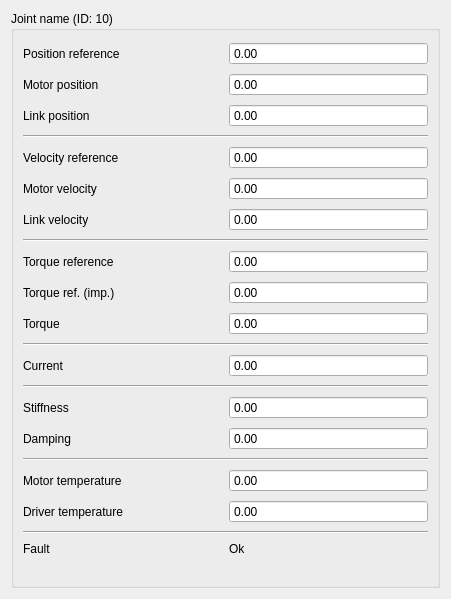
Above: src/joint_state_gui/joint_state_widget.ui from ADVRHumanoids/robot_monitoring before the change. Below: the same form after it.
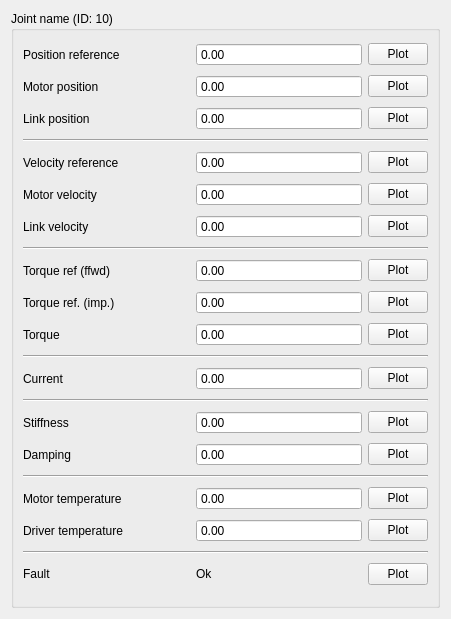
That is the form after the change.

```diff
--- a/src/joint_state_gui/joint_state_widget.ui
+++ b/src/joint_state_gui/joint_state_widget.ui
@@ -7,7 +7,7 @@
     <x>0</x>
     <y>0</y>
     <width>451</width>
-    <height>599</height>
+    <height>619</height>
    </rect>
   </property>
   <property name="windowTitle">
@@ -48,6 +48,40 @@
           </property>
          </widget>
         </item>
+        <item>
+         <widget class="QPushButton" name="plotPosRef">
+          <property name="enabled">
+           <bool>true</bool>
+          </property>
+          <property name="sizePolicy">
+           <sizepolicy hsizetype="Fixed" vsizetype="Fixed">
+            <horstretch>0</horstretch>
+            <verstretch>0</verstretch>
+           </sizepolicy>
+          </property>
+          <property name="minimumSize">
+           <size>
+            <width>20</width>
+            <height>0</height>
+           </size>
+          </property>
+          <property name="maximumSize">
+           <size>
+            <width>60</width>
+            <height>16777215</height>
+           </size>
+          </property>
+          <property name="baseSize">
+           <size>
+            <width>20</width>
+            <height>0</height>
+           </size>
+          </property>
+          <property name="text">
+           <string>Plot</string>
+          </property>
+         </widget>
+        </item>
        </layout>
       </item>
       <item>
@@ -69,6 +103,40 @@
           </property>
          </widget>
         </item>
+        <item>
+         <widget class="QPushButton" name="plotMotorPos">
+          <property name="enabled">
+           <bool>true</bool>
+          </property>
+          <property name="sizePolicy">
+           <sizepolicy hsizetype="Fixed" vsizetype="Fixed">
+            <horstretch>0</horstretch>
+            <verstretch>0</verstretch>
+           </sizepolicy>
+          </property>
+          <property name="minimumSize">
+           <size>
+            <width>20</width>
+            <height>0</height>
+           </size>
+          </property>
+          <property name="maximumSize">
+           <size>
+            <width>60</width>
+            <height>16777215</height>
+           </size>
+          </property>
+          <property name="baseSize">
+           <size>
+            <width>20</width>
+            <height>0</height>
+           </size>
+          </property>
+          <property name="text">
+           <string>Plot</string>
+          </property>
+         </widget>
+        </item>
        </layout>
       </item>
       <item>
@@ -90,6 +158,40 @@
           </property>
          </widget>
         </item>
+        <item>
+         <widget class="QPushButton" name="plotLinkPos">
+          <property name="enabled">
+           <bool>true</bool>
+          </property>
+          <property name="sizePolicy">
+           <sizepolicy hsizetype="Fixed" vsizetype="Fixed">
+            <horstretch>0</horstretch>
+            <verstretch>0</verstretch>
+           </sizepolicy>
+          </property>
+          <property name="minimumSize">
+           <size>
+            <width>20</width>
+            <height>0</height>
+           </size>
+          </property>
+          <property name="maximumSize">
+           <size>
+            <width>60</width>
+            <height>16777215</height>
+           </size>
+          </property>
+          <property name="baseSize">
+           <size>
+            <width>20</width>
+            <height>0</height>
+           </size>
+          </property>
+          <property name="text">
+           <string>Plot</string>
+          </property>
+         </widget>
+        </item>
        </layout>
       </item>
       <item>
@@ -118,6 +220,40 @@
           </property>
          </widget>
         </item>
+        <item>
+         <widget class="QPushButton" name="plotVelRef">
+          <property name="enabled">
+           <bool>true</bool>
+          </property>
+          <property name="sizePolicy">
+           <sizepolicy hsizetype="Fixed" vsizetype="Fixed">
+            <horstretch>0</horstretch>
+            <verstretch>0</verstretch>
+           </sizepolicy>
+          </property>
+          <property name="minimumSize">
+           <size>
+            <width>20</width>
+            <height>0</height>
+           </size>
+          </property>
+          <property name="maximumSize">
+           <size>
+            <width>60</width>
+            <height>16777215</height>
+           </size>
+          </property>
+          <property name="baseSize">
+           <size>
+            <width>20</width>
+            <height>0</height>
+           </size>
+          </property>
+          <property name="text">
+           <string>Plot</string>
+          </property>
+         </widget>
+        </item>
        </layout>
       </item>
       <item>
@@ -139,6 +275,40 @@
           </property>
          </widget>
         </item>
+        <item>
+         <widget class="QPushButton" name="plotMotorVel">
+          <property name="enabled">
+           <bool>true</bool>
+          </property>
+          <property name="sizePolicy">
+           <sizepolicy hsizetype="Fixed" vsizetype="Fixed">
+            <horstretch>0</horstretch>
+            <verstretch>0</verstretch>
+           </sizepolicy>
+          </property>
+          <property name="minimumSize">
+           <size>
+            <width>20</width>
+            <height>0</height>
+           </size>
+          </property>
+          <property name="maximumSize">
+           <size>
+            <width>60</width>
+            <height>16777215</height>
+           </size>
+          </property>
+          <property name="baseSize">
+           <size>
+            <width>20</width>
+            <height>0</height>
+           </size>
+          </property>
+          <property name="text">
+           <string>Plot</string>
+          </property>
+         </widget>
+        </item>
        </layout>
       </item>
       <item>
@@ -160,6 +330,40 @@
           </property>
          </widget>
         </item>
+        <item>
+         <widget class="QPushButton" name="plotLinkVel">
+          <property name="enabled">
+           <bool>true</bool>
+          </property>
+          <property name="sizePolicy">
+           <sizepolicy hsizetype="Fixed" vsizetype="Fixed">
+            <horstretch>0</horstretch>
+            <verstretch>0</verstretch>
+           </sizepolicy>
+          </property>
+          <property name="minimumSize">
+           <size>
+            <width>20</width>
+            <height>0</height>
+           </size>
+          </property>
+          <property name="maximumSize">
+           <size>
+            <width>60</width>
+            <height>16777215</height>
+           </size>
+          </property>
+          <property name="baseSize">
+           <size>
+            <width>20</width>
+            <height>0</height>
+           </size>
+          </property>
+          <property name="text">
+           <string>Plot</string>
+          </property>
+         </widget>
+        </item>
        </layout>
       </item>
       <item>
@@ -174,7 +378,7 @@
         <item>
          <widget class="QLabel" name="label_9">
           <property name="text">
-           <string>Torque reference</string>
+           <string>Torque ref (ffwd)</string>
           </property>
          </widget>
         </item>
@@ -188,6 +392,40 @@
           </property>
          </widget>
         </item>
+        <item>
+         <widget class="QPushButton" name="plotTauFfwd">
+          <property name="enabled">
+           <bool>true</bool>
+          </property>
+          <property name="sizePolicy">
+           <sizepolicy hsizetype="Fixed" vsizetype="Fixed">
+            <horstretch>0</horstretch>
+            <verstretch>0</verstretch>
+           </sizepolicy>
+          </property>
+          <property name="minimumSize">
+           <size>
+            <width>20</width>
+            <height>0</height>
+           </size>
+          </property>
+          <property name="maximumSize">
+           <size>
+            <width>60</width>
+            <height>16777215</height>
+           </size>
+          </property>
+          <property name="baseSize">
+           <size>
+            <width>20</width>
+            <height>0</height>
+           </size>
+          </property>
+          <property name="text">
+           <string>Plot</string>
+          </property>
+         </widget>
+        </item>
        </layout>
       </item>
       <item>
@@ -209,6 +447,40 @@
           </property>
          </widget>
         </item>
+        <item>
+         <widget class="QPushButton" name="plotTauImp">
+          <property name="enabled">
+           <bool>true</bool>
+          </property>
+          <property name="sizePolicy">
+           <sizepolicy hsizetype="Fixed" vsizetype="Fixed">
+            <horstretch>0</horstretch>
+            <verstretch>0</verstretch>
+           </sizepolicy>
+          </property>
+          <property name="minimumSize">
+           <size>
+            <width>20</width>
+            <height>0</height>
+           </size>
+          </property>
+          <property name="maximumSize">
+           <size>
+            <width>60</width>
+            <height>16777215</height>
+           </size>
+          </property>
+          <property name="baseSize">
+           <size>
+            <width>20</width>
+            <height>0</height>
+           </size>
+          </property>
+          <property name="text">
+           <string>Plot</string>
+          </property>
+         </widget>
+        </item>
        </layout>
       </item>
       <item>
@@ -230,6 +502,40 @@
           </property>
          </widget>
         </item>
+        <item>
+         <widget class="QPushButton" name="plotTau">
+          <property name="enabled">
+           <bool>true</bool>
+          </property>
+          <property name="sizePolicy">
+           <sizepolicy hsizetype="Fixed" vsizetype="Fixed">
+            <horstretch>0</horstretch>
+            <verstretch>0</verstretch>
+           </sizepolicy>
+          </property>
+          <property name="minimumSize">
+           <size>
+            <width>20</width>
+            <height>0</height>
+           </size>
+          </property>
+          <property name="maximumSize">
+           <size>
+            <width>60</width>
+            <height>16777215</height>
+           </size>
+          </property>
+          <property name="baseSize">
+           <size>
+            <width>20</width>
+            <height>0</height>
+           </size>
+          </property>
+          <property name="text">
+           <string>Plot</string>
+          </property>
+         </widget>
+        </item>
        </layout>
       </item>
       <item>
@@ -258,6 +564,40 @@
           </property>
          </widget>
         </item>
+        <item>
+         <widget class="QPushButton" name="plotCurrent">
+          <property name="enabled">
+           <bool>true</bool>
+          </property>
+          <property name="sizePolicy">
+           <sizepolicy hsizetype="Fixed" vsizetype="Fixed">
+            <horstretch>0</horstretch>
+            <verstretch>0</verstretch>
+           </sizepolicy>
+          </property>
+          <property name="minimumSize">
+           <size>
+            <width>20</width>
+            <height>0</height>
+           </size>
+          </property>
+          <property name="maximumSize">
+           <size>
+            <width>60</width>
+            <height>16777215</height>
+           </size>
+          </property>
+          <property name="baseSize">
+           <size>
+            <width>20</width>
+            <height>0</height>
+           </size>
+          </property>
+          <property name="text">
+           <string>Plot</string>
+          </property>
+         </widget>
+        </item>
        </layout>
       </item>
       <item>
@@ -286,6 +626,40 @@
           </property>
          </widget>
         </item>
+        <item>
+         <widget class="QPushButton" name="plotK">
+          <property name="enabled">
+           <bool>true</bool>
+          </property>
+          <property name="sizePolicy">
+           <sizepolicy hsizetype="Fixed" vsizetype="Fixed">
+            <horstretch>0</horstretch>
+            <verstretch>0</verstretch>
+           </sizepolicy>
+          </property>
+          <property name="minimumSize">
+           <size>
+            <width>20</width>
+            <height>0</height>
+           </size>
+          </property>
+          <property name="maximumSize">
+           <size>
+            <width>60</width>
+            <height>16777215</height>
+           </size>
+          </property>
+          <property name="baseSize">
+           <size>
+            <width>20</width>
+            <height>0</height>
+           </size>
+          </property>
+          <property name="text">
+           <string>Plot</string>
+          </property>
+         </widget>
+        </item>
        </layout>
       </item>
       <item>
@@ -307,6 +681,40 @@
           </property>
          </widget>
         </item>
+        <item>
+         <widget class="QPushButton" name="plotD">
+          <property name="enabled">
+           <bool>true</bool>
+          </property>
+          <property name="sizePolicy">
+           <sizepolicy hsizetype="Fixed" vsizetype="Fixed">
+            <horstretch>0</horstretch>
+            <verstretch>0</verstretch>
+           </sizepolicy>
+          </property>
+          <property name="minimumSize">
+           <size>
+            <width>20</width>
+            <height>0</height>
+           </size>
+          </property>
+          <property name="maximumSize">
+           <size>
+            <width>60</width>
+            <height>16777215</height>
+           </size>
+          </property>
+          <property name="baseSize">
+           <size>
+            <width>20</width>
+            <height>0</height>
+           </size>
+          </property>
+          <property name="text">
+           <string>Plot</string>
+          </property>
+         </widget>
+        </item>
        </layout>
       </item>
       <item>
@@ -335,6 +743,40 @@
           </property>
          </widget>
         </item>
+        <item>
+         <widget class="QPushButton" name="plotMotorTemp">
+          <property name="enabled">
+           <bool>true</bool>
+          </property>
+          <property name="sizePolicy">
+           <sizepolicy hsizetype="Fixed" vsizetype="Fixed">
+            <horstretch>0</horstretch>
+            <verstretch>0</verstretch>
+           </sizepolicy>
+          </property>
+          <property name="minimumSize">
+           <size>
+            <width>20</width>
+            <height>0</height>
+           </size>
+          </property>
+          <property name="maximumSize">
+           <size>
+            <width>60</width>
+            <height>16777215</height>
+           </size>
+          </property>
+          <property name="baseSize">
+           <size>
+            <width>20</width>
+            <height>0</height>
+           </size>
+          </property>
+          <property name="text">
+           <string>Plot</string>
+          </property>
+         </widget>
+        </item>
        </layout>
       </item>
       <item>
@@ -356,6 +798,40 @@
           </property>
          </widget>
         </item>
+        <item>
+         <widget class="QPushButton" name="plotDriverTemp">
+          <property name="enabled">
+           <bool>true</bool>
+          </property>
+          <property name="sizePolicy">
+           <sizepolicy hsizetype="Fixed" vsizetype="Fixed">
+            <horstretch>0</horstretch>
+            <verstretch>0</verstretch>
+           </sizepolicy>
+          </property>
+          <property name="minimumSize">
+           <size>
+            <width>20</width>
+            <height>0</height>
+           </size>
+          </property>
+          <property name="maximumSize">
+           <size>
+            <width>60</width>
+            <height>16777215</height>
+           </size>
+          </property>
+          <property name="baseSize">
+           <size>
+            <width>20</width>
+            <height>0</height>
+           </size>
+          </property>
+          <property name="text">
+           <string>Plot</string>
+          </property>
+         </widget>
+        </item>
        </layout>
       </item>
       <item>
@@ -387,6 +863,40 @@
           </property>
          </widget>
         </item>
+        <item>
+         <widget class="QPushButton" name="plotFault">
+          <property name="enabled">
+           <bool>true</bool>
+          </property>
+          <property name="sizePolicy">
+           <sizepolicy hsizetype="Fixed" vsizetype="Fixed">
+            <horstretch>0</horstretch>
+            <verstretch>0</verstretch>
+           </sizepolicy>
+          </property>
+          <property name="minimumSize">
+           <size>
+            <width>20</width>
+            <height>0</height>
+           </size>
+          </property>
+          <property name="maximumSize">
+           <size>
+            <width>60</width>
+            <height>16777215</height>
+           </size>
+          </property>
+          <property name="baseSize">
+           <size>
+            <width>20</width>
+            <height>0</height>
+           </size>
+          </property>
+          <property name="text">
+           <string>Plot</string>
+          </property>
+         </widget>
+        </item>
        </layout>
       </item>
      </layout>
```
